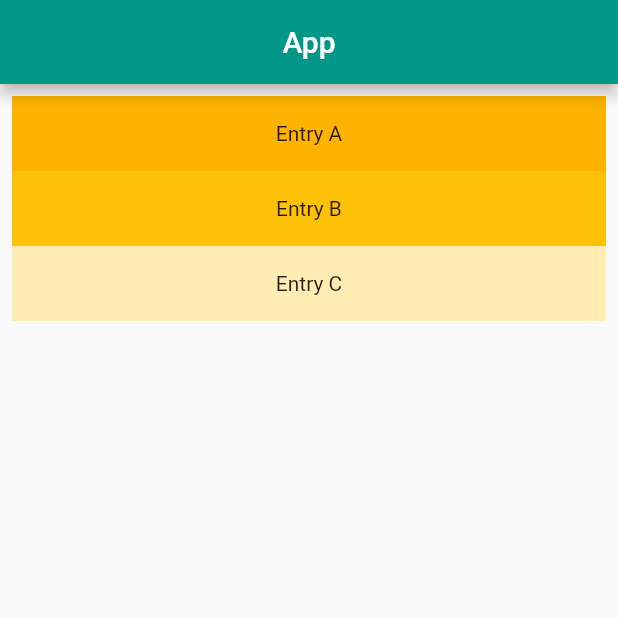
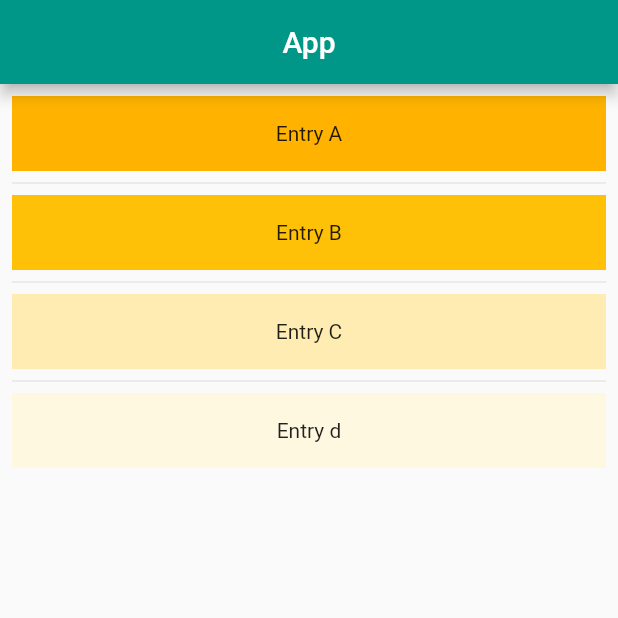
Before and after one commit to shubhamgitvns/myapp, a Flutter app: the screen it shows after launch, on a phone screen of 412 x 824 dp, the top half of it. Run offline on Flutter 3.47's test engine with Material 2 defaults, Android fonts, the phone set to English and light mode, and no system bars.

Commit message:
Using List<>create the listview

```diff
--- a/lib/main.dart
+++ b/lib/main.dart
@@ -31,47 +31,25 @@ class Adder extends StatefulWidget {
 }
 
 class _AdderState extends State<Adder> {
-  String a = "", b = "";
-  String result = "";
-  void add() {
-    try {
-      result = (int.parse(a) + int.parse(b)).toString();
-    } catch (e) {
-      result = "";
-    }
-    setState(() {});
-  }
 
-  void sub() {
-    try {
-      result = (int.parse(a) - int.parse(b)).toString();
-    } catch (e) {
-      result = "";
-    }
-    setState(() {});
-  }
+
+  final List<String> entries = <String>['A', 'B', 'C','d'];//create a list show list name
+  final List<int> colorCodes = <int>[600, 500, 100,50];//create the list show color code
+
 
   @override
   Widget build(BuildContext context) {
-    return ListView(  //single ListView include multiple container
+    return ListView.separated(
       padding: const EdgeInsets.all(8),
-      children: <Widget>[
-        Container( // first container
+      itemCount: entries.length, //item length
+      itemBuilder: (BuildContext context, int index) {
+        return Container(
           height: 50,
-          color: Colors.amber[600],
-          child: const Center(child: Text('Entry A')),
-        ),
-        Container( //second container
-          height: 50,
-          color: Colors.amber[500],
-          child: const Center(child: Text('Entry B')),
-        ),
-        Container( //third container
-          height: 50,
-          color: Colors.amber[100],
-          child: const Center(child: Text('Entry C')),
-        ),
-      ],
+          color: Colors.amber[colorCodes[index]],
+          child: Center(child: Text('Entry ${entries[index]}')),
+        );
+      },
+      separatorBuilder: (BuildContext context, int index) => const Divider(),
     );
   }
 }
```
